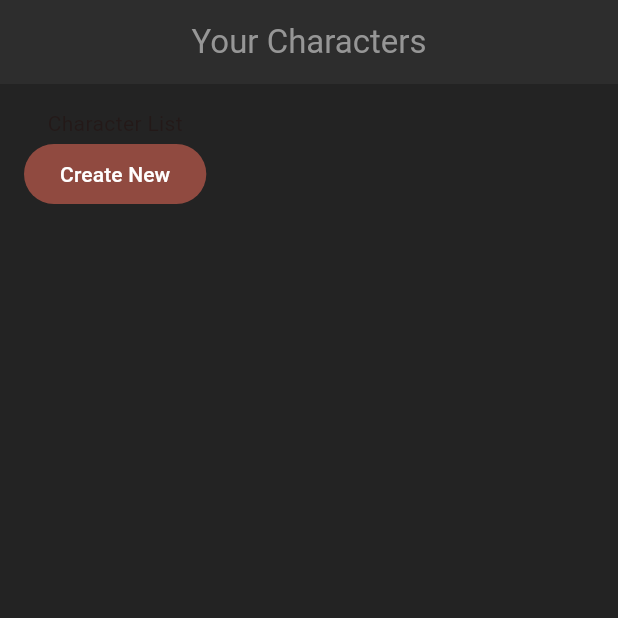
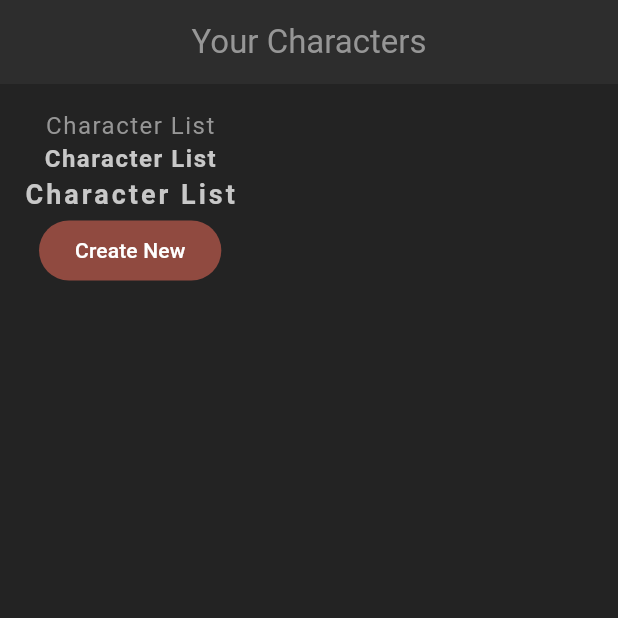
Before and after one commit to Bilal-eng/Flutter-RPG, a Flutter app: the screen it shows after launch, on a phone screen of 412 x 824 dp, the top half of it. Run offline on Flutter 3.47's test engine with Material 3 defaults, Android fonts, the phone set to English and light mode, and no system bars.

Commit message:
Add a Text Theme

```diff
--- a/lib/screens/home/home.dart
+++ b/lib/screens/home/home.dart
@@ -17,6 +17,14 @@ class _HomeState extends State<Home> {
         child: Column(
           children: [
             Text('Character List'),
+            Text(
+              'Character List',
+              style: Theme.of(context).textTheme.headlineMedium,
+            ),
+            Text(
+              'Character List',
+              style: Theme.of(context).textTheme.titleMedium,
+            ),
             FilledButton(onPressed: () {}, child: Text('Create New')),
           ],
         ),
```
Also changed, not shown: lib/theme.dart (+21 -0 lines).
